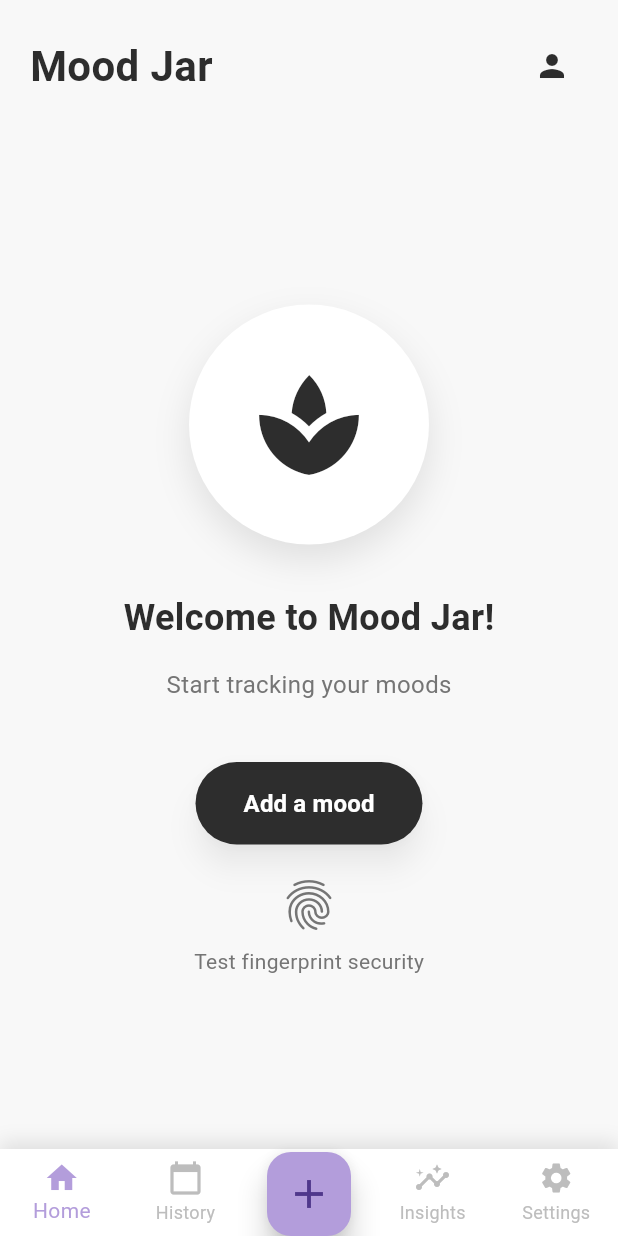
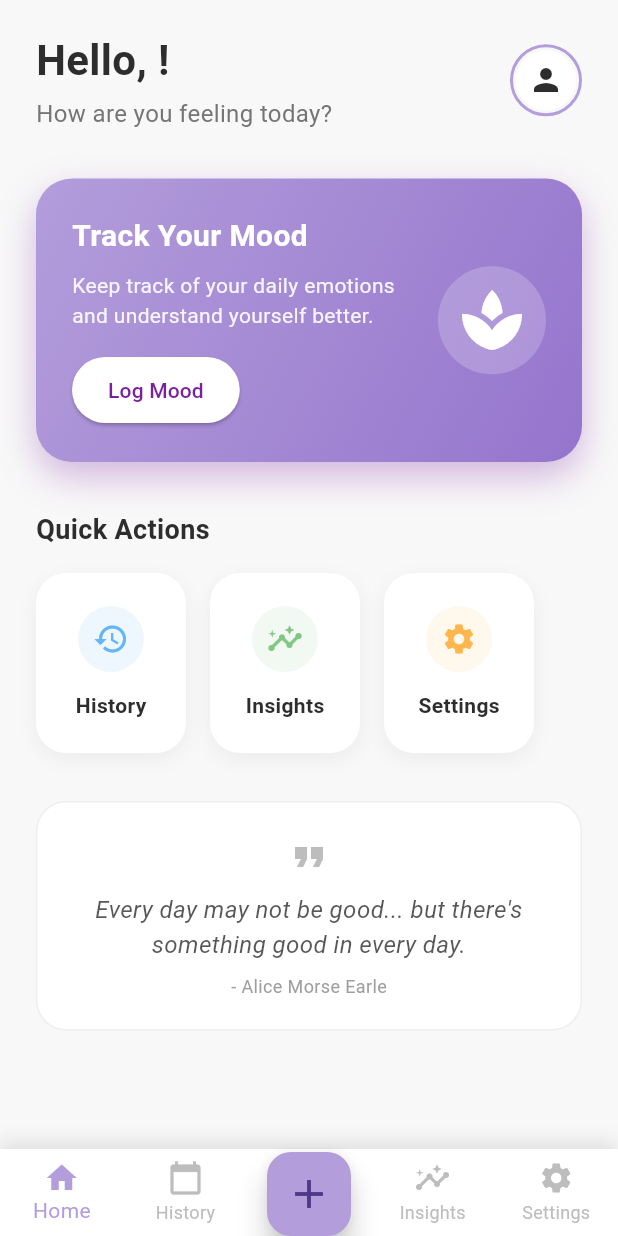
Before and after one commit to loczus887/moodJar, a Flutter app: the screen it shows once a user with an empty profile is signed in, on a phone screen of 412 x 824 dp. Run offline on Flutter 3.47's test engine with Material 3 defaults, Android fonts, the phone set to English and light mode, and no system bars; our stand-ins replace cloud_firestore, csv, equatable, firebase_auth, firebase_core, fl_chart and 9 more; accounts and stored records are empty; generated files the repository leaves out were written again.

Commit message:
Redesign `HomeScreen` with a personalized user greeting, enhanced UI, and quick action cards. Integrate `AuthBloc` for dynamic user data access.

```diff
--- a/lib/pages/home_page.dart
+++ b/lib/pages/home_page.dart
@@ -2,10 +2,12 @@ import 'package:app/pages/history_screen.dart';
 import 'package:flutter/material.dart';
 import 'package:local_auth/local_auth.dart';
 import 'package:shared_preferences/shared_preferences.dart';
+import 'package:flutter_bloc/flutter_bloc.dart';
 import 'profile_screen.dart';
 import 'log_mood.dart';
 import 'insights_page.dart';
 import '../widgets/custom_navigation_bar.dart';
+import '../bloc/auth_bloc/auth_bloc.dart';
 
 class HomeScreen extends StatefulWidget {
   const HomeScreen({super.key});
@@ -84,12 +86,11 @@ class _HomeScreenState extends State<HomeScreen> with WidgetsBindingObserver {
           canAuthenticateWithBiometrics || await auth.isDeviceSupported();
 
       if (!canAuthenticate) {
-        // If auth not available, we might want to allow access or block it.
-        // For security, usually block, but for dev/testing maybe allow.
-        // Let's assume we allow if no hardware support, or show error.
         if (mounted) {
           ScaffoldMessenger.of(context).showSnackBar(
-            const SnackBar(content: Text('Biometric authentication not available.')),
+            const SnackBar(
+              content: Text('Biometric authentication not available.'),
+            ),
           );
         }
         _isAuthenticating = false;
@@ -115,18 +116,15 @@ class _HomeScreenState extends State<HomeScreen> with WidgetsBindingObserver {
     } catch (e) {
       _isAuthenticating = false;
       if (mounted) {
-        ScaffoldMessenger.of(context).showSnackBar(
-          SnackBar(content: Text('Authentication error: $e')),
-        );
+        ScaffoldMessenger.of(
+          context,
+        ).showSnackBar(SnackBar(content: Text('Authentication error: $e')));
       }
       return false;
     }
   }
 
   Future<void> _checkAuthAndNavigateToHistory() async {
-    // If we are already on the history tab (e.g. app resumed), we might need to lock it
-    // But since this function is called on tap, let's handle the tap logic.
-
     final isAuthenticated = await _authenticate();
 
     if (isAuthenticated) {
@@ -141,14 +139,12 @@ class _HomeScreenState extends State<HomeScreen> with WidgetsBindingObserver {
       }
     } else {
       if (mounted) {
-        // Show failure screen or snackbar and go back/stay home
         ScaffoldMessenger.of(context).showSnackBar(
           const SnackBar(
             content: Text('Authentication failed.'),
             backgroundColor: Colors.red,
           ),
         );
-        // Ensure we are not on the history tab visually if we were trying to switch tabs
         if (_selectedIndex == 1) {
           setState(() {
             _selectedIndex = 0;
@@ -163,7 +159,7 @@ class _HomeScreenState extends State<HomeScreen> with WidgetsBindingObserver {
       Navigator.push(
         context,
         MaterialPageRoute(builder: (context) => const ProfileScreen()),
-      ).then((_) => _loadAppLockPreference()); // Reload pref when coming back from profile
+      ).then((_) => _loadAppLockPreference());
       return;
     }
     if (index == 2) {
@@ -174,7 +170,6 @@ class _HomeScreenState extends State<HomeScreen> with WidgetsBindingObserver {
       return;
     }
     if (index == 1) {
-      // Intercept History tap for Authentication
       _checkAuthAndNavigateToHistory();
       return;
     }
@@ -183,35 +178,208 @@ class _HomeScreenState extends State<HomeScreen> with WidgetsBindingObserver {
     });
   }
 
-  Future<void> _testFingerprint() async {
-    // Kept for manual testing if needed, but logic is now in _authenticate
-    await _authenticate();
-  }
-
   Widget _buildHomeContent(
     ThemeData theme,
     bool isDark,
     Color textColor,
     Color iconColor,
   ) {
-    return Column(
+    final authState = context.watch<AuthBloc>().state;
+    String userName = 'Friend';
+    if (authState is Authenticated) {
+      userName = authState.user.displayName?.split(' ')[0] ?? 'Friend';
+    }
+
+    return SingleChildScrollView(
+      child: Column(
+        crossAxisAlignment: CrossAxisAlignment.start,
         children: [
           Padding(
-          padding: const EdgeInsets.all(20.0),
+            padding: const EdgeInsets.fromLTRB(24, 20, 24, 0),
             child: Row(
               mainAxisAlignment: MainAxisAlignment.spaceBetween,
               children: [
+                Column(
+                  crossAxisAlignment: CrossAxisAlignment.start,
+                  children: [
                     Text(
-                'Mood Jar',
+                      'Hello, $userName!',
                       style: TextStyle(
                         fontSize: 28,
                         fontWeight: FontWeight.bold,
                         color: textColor,
                       ),
                     ),
-              IconButton(
-                icon: Icon(Icons.person, color: iconColor),
+                    const SizedBox(height: 4),
+                    Text(
+                      'How are you feeling today?',
+                      style: TextStyle(
+                        fontSize: 16,
+                        color: isDark ? Colors.grey[400] : Colors.grey[600],
+                      ),
+                    ),
+                  ],
+                ),
+                GestureDetector(
+                  onTap: () {
+                    Navigator.push(
+                      context,
+                      MaterialPageRoute(
+                        builder: (context) => const ProfileScreen(),
+                      ),
+                    ).then((_) => _loadAppLockPreference());
+                  },
+                  child: Container(
+                    padding: const EdgeInsets.all(2),
+                    decoration: BoxDecoration(
+                      shape: BoxShape.circle,
+                      border: Border.all(
+                        color: const Color(0xFFB39DDB),
+                        width: 2,
+                      ),
+                    ),
+                    child: CircleAvatar(
+                      radius: 20,
+                      backgroundColor: theme.cardColor,
+                      child: Icon(Icons.person, color: iconColor),
+                    ),
+                  ),
+                ),
+              ],
+            ),
+          ),
+          const SizedBox(height: 32),
+
+          // Mood Card
+          Container(
+            margin: const EdgeInsets.symmetric(horizontal: 24),
+            padding: const EdgeInsets.all(24),
+            decoration: BoxDecoration(
+              gradient: LinearGradient(
+                colors: isDark
+                    ? [const Color(0xFF4A148C), const Color(0xFF7B1FA2)]
+                    : [const Color(0xFFB39DDB), const Color(0xFF9575CD)],
+                begin: Alignment.topLeft,
+                end: Alignment.bottomRight,
+              ),
+              borderRadius: BorderRadius.circular(24),
+              boxShadow: [
+                BoxShadow(
+                  color: const Color(0xFF7B1FA2).withOpacity(0.3),
+                  blurRadius: 20,
+                  offset: const Offset(0, 10),
+                ),
+              ],
+            ),
+            child: Row(
+              children: [
+                Expanded(
+                  child: Column(
+                    crossAxisAlignment: CrossAxisAlignment.start,
+                    children: [
+                      const Text(
+                        'Track Your Mood',
+                        style: TextStyle(
+                          color: Colors.white,
+                          fontSize: 20,
+                          fontWeight: FontWeight.bold,
+                        ),
+                      ),
+                      const SizedBox(height: 8),
+                      Text(
+                        'Keep track of your daily emotions and understand yourself better.',
+                        style: TextStyle(
+                          color: Colors.white.withOpacity(0.9),
+                          fontSize: 14,
+                        ),
+                      ),
+                      const SizedBox(height: 16),
+                      ElevatedButton(
                         onPressed: () {
+                          Navigator.push(
+                            context,
+                            MaterialPageRoute(
+                              builder: (context) => const LogMoodScreen(),
+                            ),
+                          );
+                        },
+                        style: ElevatedButton.styleFrom(
+                          backgroundColor: Colors.white,
+                          foregroundColor: const Color(0xFF7B1FA2),
+                          shape: RoundedRectangleBorder(
+                            borderRadius: BorderRadius.circular(30),
+                          ),
+                          padding: const EdgeInsets.symmetric(
+                            horizontal: 24,
+                            vertical: 12,
+                          ),
+                        ),
+                        child: const Text('Log Mood'),
+                      ),
+                    ],
+                  ),
+                ),
+                const SizedBox(width: 16),
+                Container(
+                  padding: const EdgeInsets.all(12),
+                  decoration: BoxDecoration(
+                    color: Colors.white.withOpacity(0.2),
+                    shape: BoxShape.circle,
+                  ),
+                  child: const Icon(Icons.spa, size: 48, color: Colors.white),
+                ),
+              ],
+            ),
+          ),
+
+          const SizedBox(height: 32),
+
+          // Quick Actions
+          Padding(
+            padding: const EdgeInsets.symmetric(horizontal: 24),
+            child: Text(
+              'Quick Actions',
+              style: TextStyle(
+                fontSize: 18,
+                fontWeight: FontWeight.bold,
+                color: textColor,
+              ),
+            ),
+          ),
+          const SizedBox(height: 16),
+
+          SizedBox(
+            height: 120,
+            child: ListView(
+              scrollDirection: Axis.horizontal,
+              padding: const EdgeInsets.symmetric(horizontal: 24),
+              children: [
+                _buildQuickActionCard(
+                  theme,
+                  icon: Icons.history,
+                  label: 'History',
+                  color: const Color(0xFF64B5F6),
+                  onTap: _checkAuthAndNavigateToHistory,
+                ),
+                const SizedBox(width: 16),
+                _buildQuickActionCard(
+                  theme,
+                  icon: Icons.insights,
+                  label: 'Insights',
+                  color: const Color(0xFF81C784),
+                  onTap: () {
+                    setState(() {
+                      _selectedIndex = 3;
+                    });
+                  },
+                ),
+                const SizedBox(width: 16),
+                _buildQuickActionCard(
+                  theme,
+                  icon: Icons.settings,
+                  label: 'Settings',
+                  color: const Color(0xFFFFB74D),
+                  onTap: () {
                     Navigator.push(
                       context,
                       MaterialPageRoute(
@@ -223,103 +391,100 @@ class _HomeScreenState extends State<HomeScreen> with WidgetsBindingObserver {
               ],
             ),
           ),
-        Expanded(
-          child: Center(
-            child: Column(
-              mainAxisAlignment: MainAxisAlignment.center,
-              children: [
+
+          const SizedBox(height: 32),
+
+          // Quote of the day (Placeholder)
           Container(
-                  padding: const EdgeInsets.all(40),
+            margin: const EdgeInsets.symmetric(horizontal: 24),
+            padding: const EdgeInsets.all(20),
             decoration: BoxDecoration(
               color: theme.cardColor,
-                    shape: BoxShape.circle,
-                    boxShadow: [
-                      BoxShadow(
-                        color: Colors.black.withOpacity(0.1),
-                        blurRadius: 20,
-                        offset: const Offset(0, 10),
-                      ),
-                    ],
-                  ),
-                  child: Icon(Icons.spa, size: 80, color: iconColor),
-                ),
-                const SizedBox(height: 32),
-                Text(
-                  'Welcome to Mood Jar!',
-                  style: TextStyle(
-                    fontSize: 24,
-                    fontWeight: FontWeight.bold,
-                    color: textColor,
+              borderRadius: BorderRadius.circular(20),
+              border: Border.all(
+                color: isDark ? Colors.grey[800]! : Colors.grey[200]!,
               ),
             ),
-                const SizedBox(height: 16),
-                Text(
-                  'Start tracking your moods',
-                  style: TextStyle(
-                    fontSize: 16,
-                    color: isDark ? Colors.grey[400] : Colors.grey[600],
-                  ),
-                ),
-                const SizedBox(height: 40),
-                Container(
-                  margin: const EdgeInsets.symmetric(horizontal: 40),
-                  child: ElevatedButton(
-                    onPressed: () {
-                      Navigator.push(
-                        context,
-                        MaterialPageRoute(
-                          builder: (context) => const LogMoodScreen(),
-                        ),
-                      );
-                    },
-                    style: ElevatedButton.styleFrom(
-                      backgroundColor: const Color(0xFF2D2D2D),
-                      foregroundColor: Colors.white,
-                      padding: const EdgeInsets.symmetric(
-                        horizontal: 32,
-                        vertical: 16,
-                      ),
-                      shape: RoundedRectangleBorder(
-                        borderRadius: BorderRadius.circular(30),
-                      ),
-                      elevation: 8,
-                      shadowColor: Colors.black.withOpacity(0.3),
-                    ),
-                    child: const Text(
-                      'Add a mood',
-                      style: TextStyle(
-                        fontSize: 16,
-                        fontWeight: FontWeight.w600,
-                      ),
-                    ),
-                  ),
-                ),
-                const SizedBox(height: 20),
-                GestureDetector(
-                  onTap: _testFingerprint,
             child: Column(
               children: [
                 Icon(
-                        Icons.fingerprint,
-                        size: 40,
-                        color: isDark ? Colors.grey[400] : Colors.grey[600],
+                  Icons.format_quote,
+                  color: isDark ? Colors.grey[600] : Colors.grey[400],
+                  size: 32,
                 ),
                 const SizedBox(height: 8),
                 Text(
-                        'Test fingerprint security',
+                  "Every day may not be good... but there's something good in every day.",
+                  textAlign: TextAlign.center,
                   style: TextStyle(
-                          color: isDark ? Colors.grey[400] : Colors.grey[600],
-                          fontSize: 14,
+                    fontSize: 16,
+                    fontStyle: FontStyle.italic,
+                    color: textColor.withOpacity(0.8),
+                  ),
+                ),
+                const SizedBox(height: 8),
+                Text(
+                  "- Alice Morse Earle",
+                  style: TextStyle(
+                    fontSize: 12,
+                    color: isDark ? Colors.grey[500] : Colors.grey[500],
                   ),
                 ),
               ],
             ),
           ),
+          const SizedBox(height: 100), // Bottom padding for FAB
+        ],
+      ),
+    );
+  }
+
+  Widget _buildQuickActionCard(
+    ThemeData theme, {
+    required IconData icon,
+    required String label,
+    required Color color,
+    required VoidCallback onTap,
+  }) {
+    return GestureDetector(
+      onTap: onTap,
+      child: Container(
+        width: 100,
+        padding: const EdgeInsets.all(16),
+        decoration: BoxDecoration(
+          color: theme.cardColor,
+          borderRadius: BorderRadius.circular(20),
+          boxShadow: [
+            BoxShadow(
+              color: Colors.black.withOpacity(0.05),
+              blurRadius: 10,
+              offset: const Offset(0, 4),
+            ),
+          ],
+        ),
+        child: Column(
+          mainAxisAlignment: MainAxisAlignment.center,
+          children: [
+            Container(
+              padding: const EdgeInsets.all(10),
+              decoration: BoxDecoration(
+                color: color.withOpacity(0.1),
+                shape: BoxShape.circle,
+              ),
+              child: Icon(icon, color: color, size: 24),
+            ),
+            const SizedBox(height: 12),
+            Text(
+              label,
+              style: TextStyle(
+                fontSize: 14,
+                fontWeight: FontWeight.w600,
+                color: theme.textTheme.bodyLarge?.color,
+              ),
+            ),
           ],
         ),
       ),
-        ),
-      ],
     );
   }
 
@@ -340,10 +505,6 @@ class _HomeScreenState extends State<HomeScreen> with WidgetsBindingObserver {
         bodyContent = _buildHomeContent(theme, isDark, textColor, iconColor);
         break;
       case 1:
-        // This case might not be reached often if we push HistoryScreen,
-        // but if we use bottom nav to switch tabs, we keep it consistent.
-        // However, since we push a new route for History, this might be unused
-        // or used as a placeholder.
         bodyContent = const SizedBox();
         break;
       case 3:
```
Lines whose indentation alone changed are shown as unchanged.
